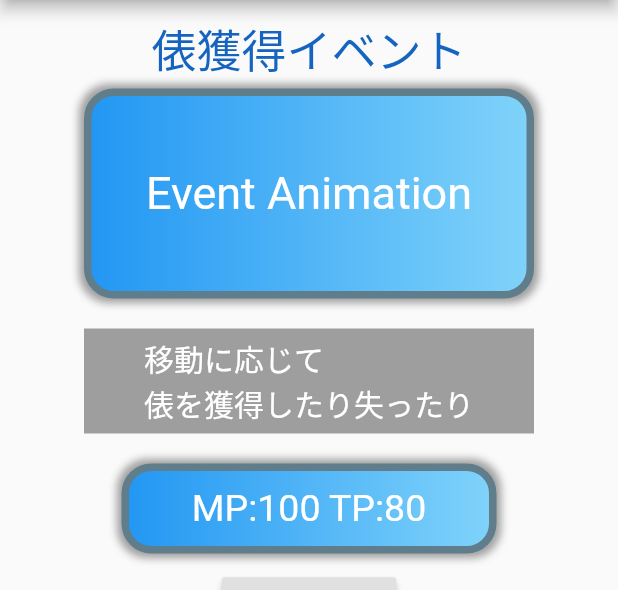
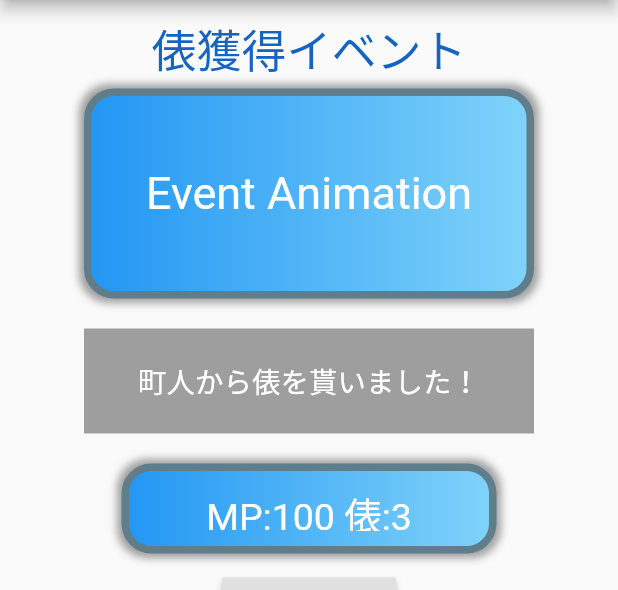
Before and after one commit to Jin01-galaxy/mobility_app00, a Flutter app: the screen it shows after launch, after a tap on "密です！", after a tap on "俵獲得", on a phone screen of 412 x 824 dp, the part 84-674 px from its top. Run offline on Flutter 3.47's test engine with Material 2 defaults, Android fonts, the light colour scheme and no system bars.

Commit message:
added_if_condition

```diff
--- a/lib/main.dart
+++ b/lib/main.dart
@@ -22,18 +22,30 @@ class MyHomePage extends StatefulWidget {
 
 class _MyHomePageState extends State<MyHomePage> {
   int mp = 100;
-  int tp = 100;
+  int tp = 1;
+  String str = 'いろいろなイベントが起きるよ';
 
   void changedata() {
     setState(() {
-      mp -= 10;
-      tp -= 50;
+      mp += 20;
+
+      if (tp > 3) {
+        tp = 0;
+        str = '置き引きに遭い俵を失いました！';
+      } else if (3 >= tp && tp > 0) {
+        tp -= 1;
+        str = 'トンビに俵をつつかれました！';
+      } else if (tp==0) {
+        str = '甘酒を飲んで休憩';
+      }
     });
   }
+
   void changedata2() {
     setState(() {
-      mp += 10;
-      tp += 30;
+      mp -= 20;
+      tp += 3;
+      str = '町人から俵を貰いました！';
     });
   }
 
@@ -92,8 +104,8 @@ class _MyHomePageState extends State<MyHomePage> {
                 mainAxisAlignment: MainAxisAlignment.spaceAround,
                 children: <Widget>[
                   Text(
-                    '移動に応じて\n俵を獲得したり失ったり',
-                    style: TextStyle(fontSize: 20, color: Colors.white),
+                    '$str',
+                    style: TextStyle(fontSize: 19, color: Colors.white),
                   ),
                 ],
               ),
@@ -126,10 +138,9 @@ class _MyHomePageState extends State<MyHomePage> {
                       colors: [Colors.blue, Colors.lightBlue[200]]),
                 ),
                 child: Text(
-                  'MP:$mp TP:$tp',
+                  'MP:$mp 俵:$tp',
                   style: TextStyle(fontSize: 25, color: Colors.white),
                 )),
-
             Container(
               padding: EdgeInsets.fromLTRB(0, 10, 0, 5),
               child: RaisedButton.icon(
```
Lines whose indentation alone changed are shown as unchanged.
